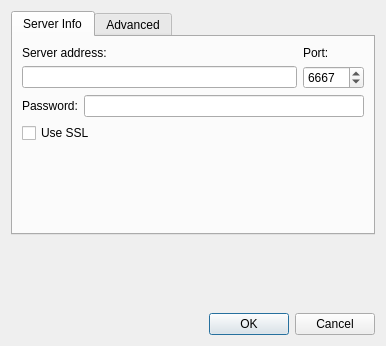
quassel/quassel, file src/qtui/settingspages/servereditdlg.ui: the form before one commit.
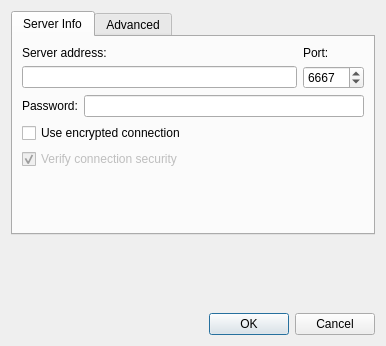
The form after the commit. Icons and pictures are not drawn.

Commit message: Optionally verify SSL connection to IRC servers

```diff
--- a/src/qtui/settingspages/servereditdlg.ui
+++ b/src/qtui/settingspages/servereditdlg.ui
@@ -91,7 +91,7 @@
           <bool>true</bool>
          </property>
          <property name="text">
-          <string>Use SSL</string>
+          <string>Use encrypted connection</string>
          </property>
          <property name="icon">
           <iconset>
@@ -99,6 +99,22 @@
          </property>
         </widget>
        </item>
+       <item>
+        <widget class="QCheckBox" name="sslVerify">
+         <property name="enabled">
+          <bool>false</bool>
+         </property>
+         <property name="toolTip">
+          <string>&lt;p&gt;Verify the encrypted connection provides a valid certificate, increasing security.&lt;br/&gt;Uncheck if the IRC server uses a self-signed or invalid certificate.&lt;/p&gt;</string>
+         </property>
+         <property name="text">
+          <string>Verify connection security</string>
+         </property>
+         <property name="checked">
+          <bool>true</bool>
+         </property>
+        </widget>
+       </item>
        <item>
         <spacer name="verticalSpacer_2">
          <property name="orientation">
```
Left out of the diff: 6 changed lines with no effect on the pictures. The commit also changes 189 other files.
